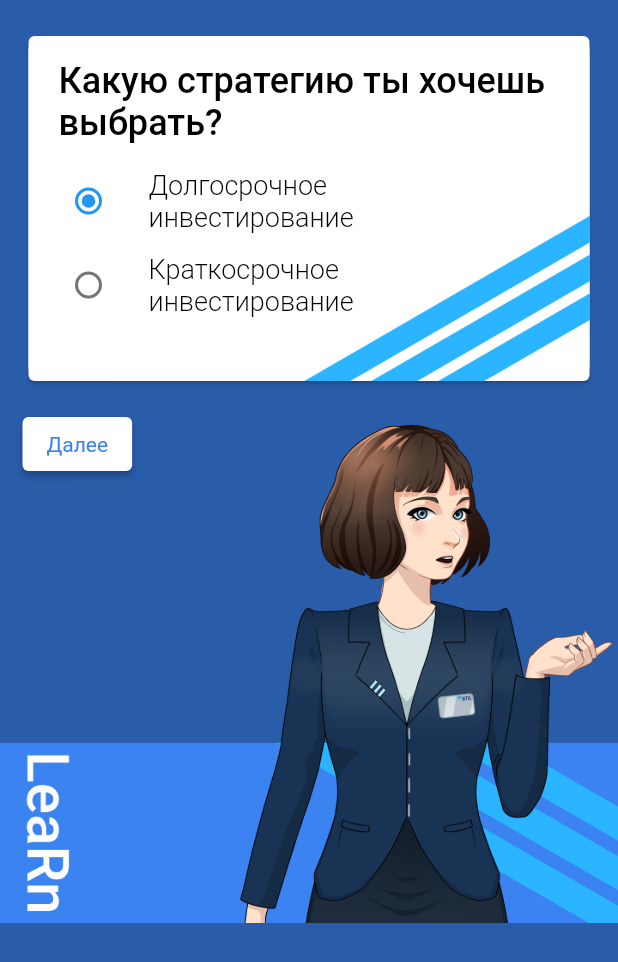
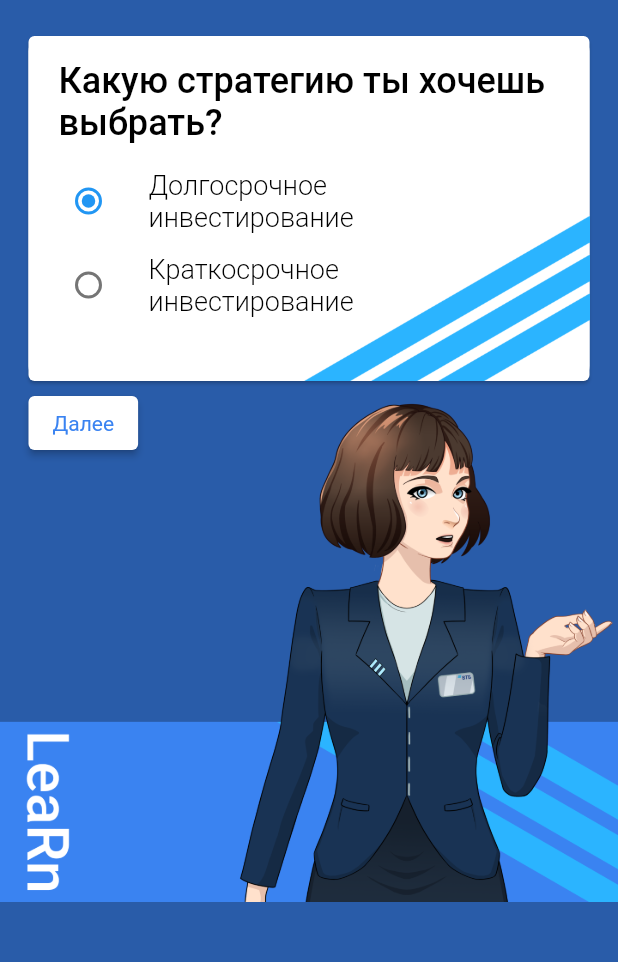
Before and after one commit to L3odr0id/vtb_hack, a Flutter app: the ChooseStrategy screen opened directly, on a phone screen of 412 x 824 dp. Shown: the top 962 px of the screen. Run offline on Flutter 3.47's test engine with Material 2 defaults, Android fonts, the phone set to English and light mode, and no system bars; our stand-ins replace google_fonts, percent_indicator; missing offline and left inert: swipeable_card_stack.

Commit message:
safe area and correct button

```diff
--- a/lib/presentation/pages/game/choose_strategy.dart
+++ b/lib/presentation/pages/game/choose_strategy.dart
@@ -23,11 +23,12 @@ class _ChooseStrategyState extends State<ChooseStrategy> {
   Widget build(BuildContext context) {
     return Scaffold(
       backgroundColor: Color(0xff295CA9),
-      body: Column(
+      body: SafeArea(
+        child: Column(
           crossAxisAlignment: CrossAxisAlignment.end,
           children: [
             Padding(
-            padding: const EdgeInsets.fromLTRB(15, 20, 15, 14),
+              padding: const EdgeInsets.fromLTRB(15, 20, 15, 0),
               child: Card(
                 child: Container(
                   decoration: BoxDecoration(
@@ -112,7 +113,7 @@ class _ChooseStrategyState extends State<ChooseStrategy> {
               children: [
                 Image(image: AssetImage('assets/instruments/tuan_1.png')),
                 Padding(
-                padding: const EdgeInsets.only(left: 15),
+                  padding: const EdgeInsets.only(left: 19),
                   child: ElevatedButton(
                     style: ElevatedButton.styleFrom(
                       primary: Colors.white,
@@ -129,6 +130,7 @@ class _ChooseStrategyState extends State<ChooseStrategy> {
             ),
           ],
         ),
+      ),
     );
   }
 }
```
Lines whose indentation alone changed are shown as unchanged.
